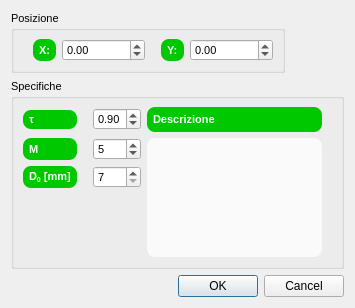
First picture: the form in binocularpropertiesdialog.ui, repository crocodile119/Laser-Studio, before the edit.
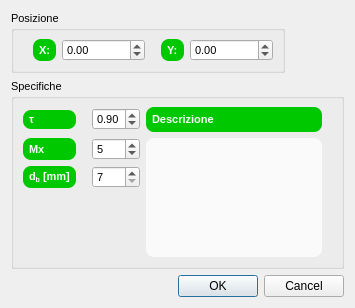
Second picture: the form after the edit.

Patch:
```diff
--- a/binocularpropertiesdialog.ui
+++ b/binocularpropertiesdialog.ui
@@ -217,7 +217,7 @@
 QLabel {margin-right: 10px}</string>
         </property>
         <property name="text">
-         <string>M</string>
+         <string>Mx</string>
         </property>
        </widget>
       </item>
@@ -239,7 +239,7 @@
 QLabel {margin-right: 10px}</string>
         </property>
         <property name="text">
-         <string>&lt;html&gt;&lt;head/&gt;&lt;body&gt;&lt;p&gt;D&lt;span style=&quot; vertical-align:sub;&quot;&gt;0&lt;/span&gt; [mm]&lt;/p&gt;&lt;/body&gt;&lt;/html&gt;</string>
+         <string>d&lt;sub&gt;b&lt;/sub&gt; [mm]</string>
         </property>
        </widget>
       </item>
```
